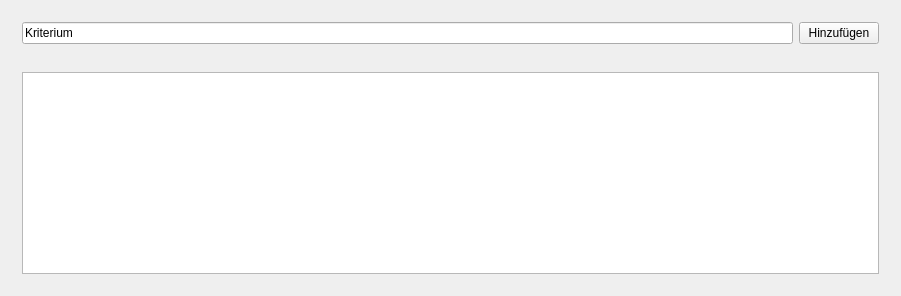
m0gg/ahp-qt5, file ui/ahpMainWindow.ui: the form before one commit.
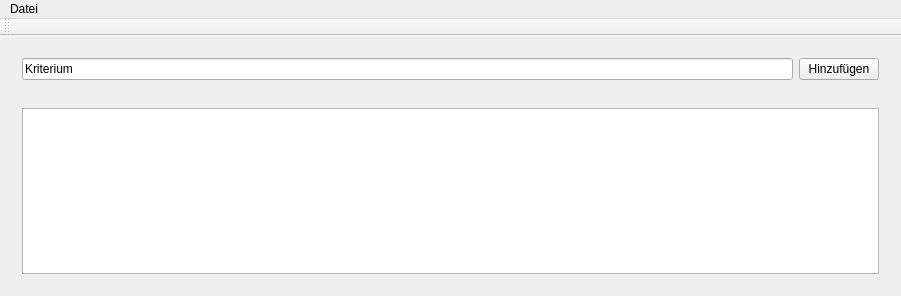
The form after the commit.

Patch:
```diff
--- a/ui/ahpMainWindow.ui
+++ b/ui/ahpMainWindow.ui
@@ -67,6 +67,45 @@
     </item>
    </layout>
   </widget>
+  <widget class="QMenuBar" name="menuBar">
+   <property name="geometry">
+    <rect>
+     <x>0</x>
+     <y>0</y>
+     <width>901</width>
+     <height>25</height>
+    </rect>
+   </property>
+   <widget class="QMenu" name="menuFile">
+    <property name="title">
+     <string>Datei</string>
+    </property>
+    <addaction name="cSaveAction"/>
+    <addaction name="cLoadAction"/>
+   </widget>
+   <addaction name="menuFile"/>
+  </widget>
+  <widget class="QToolBar" name="toolBar">
+   <property name="windowTitle">
+    <string>toolBar</string>
+   </property>
+   <attribute name="toolBarArea">
+    <enum>TopToolBarArea</enum>
+   </attribute>
+   <attribute name="toolBarBreak">
+    <bool>false</bool>
+   </attribute>
+  </widget>
+  <action name="cSaveAction">
+   <property name="text">
+    <string>Speichern</string>
+   </property>
+  </action>
+  <action name="cLoadAction">
+   <property name="text">
+    <string>Laden</string>
+   </property>
+  </action>
  </widget>
  <layoutdefault spacing="6" margin="11"/>
  <resources/>
```
Left out of the diff: 34 changed lines with no effect on the pictures.
